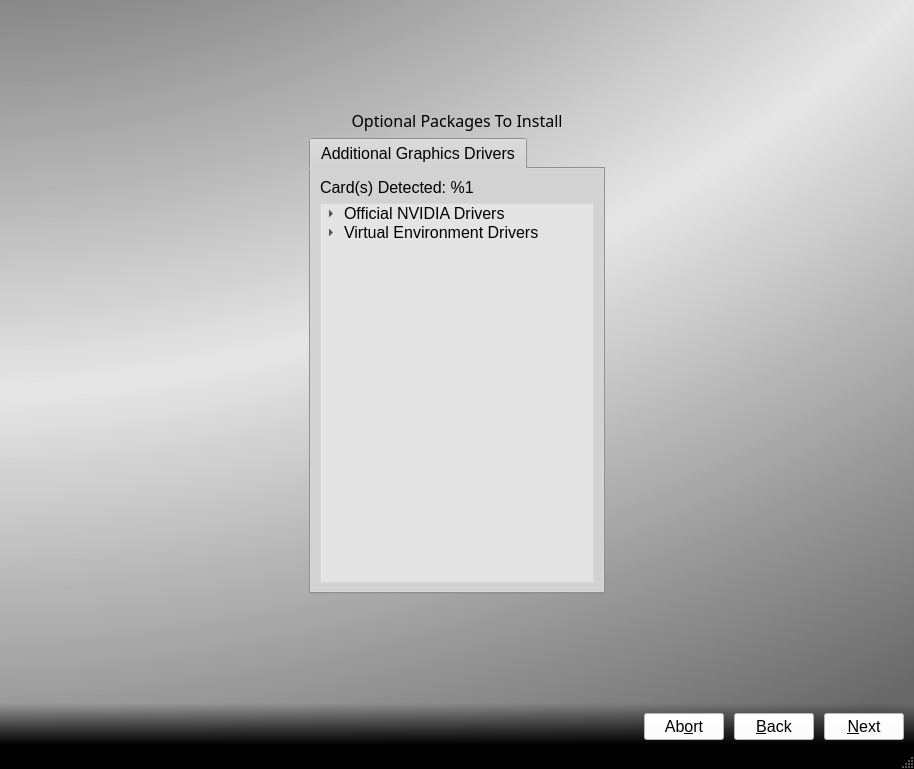
The window that src-qt5/pc-installgui/installer.ui (trueos/trueos-utils-qt5) describes before a commit, drawn with Qt 5.
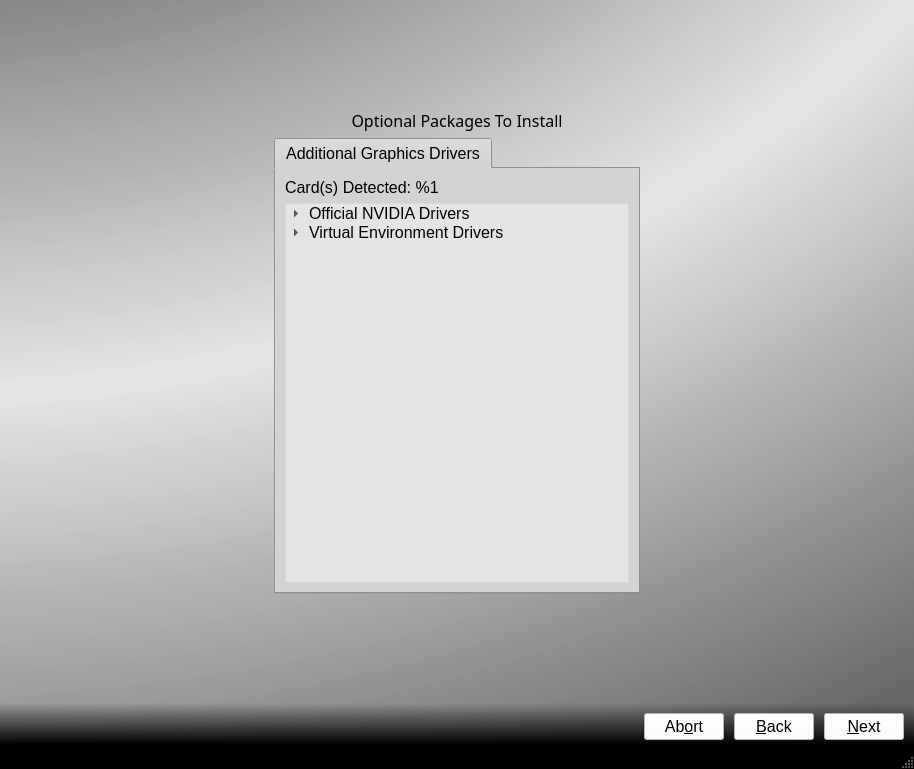
The same window after the commit. The open tabs and pages were chosen to show the change. Icons and pictures are not drawn.

What changed in the file:
```diff
--- a/src-qt5/pc-installgui/installer.ui
+++ b/src-qt5/pc-installgui/installer.ui
@@ -611,6 +611,9 @@
               </item>
               <item>
                <widget class="QTreeWidget" name="tree_graphics_drivers">
+                <property name="sizeAdjustPolicy">
+                 <enum>QAbstractScrollArea::AdjustToContents</enum>
+                </property>
                 <property name="rootIsDecorated">
                  <bool>true</bool>
                 </property>
```
Left out of the diff: 2 changed lines with no effect on the pictures.
